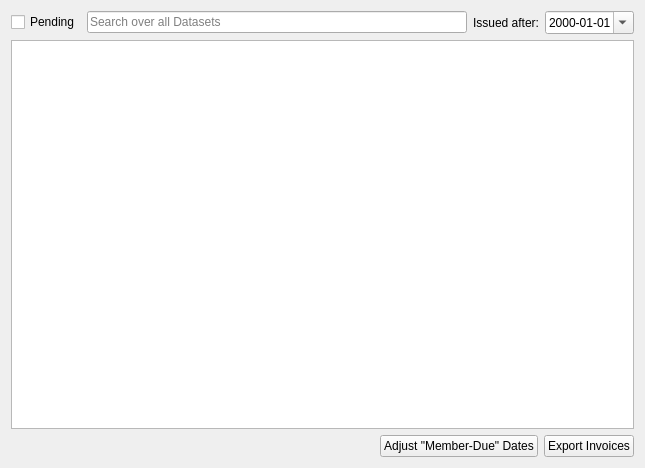
Above: forms/sentbills.ui from LukyLuke/PiTres before the change. Below: the same form after it.
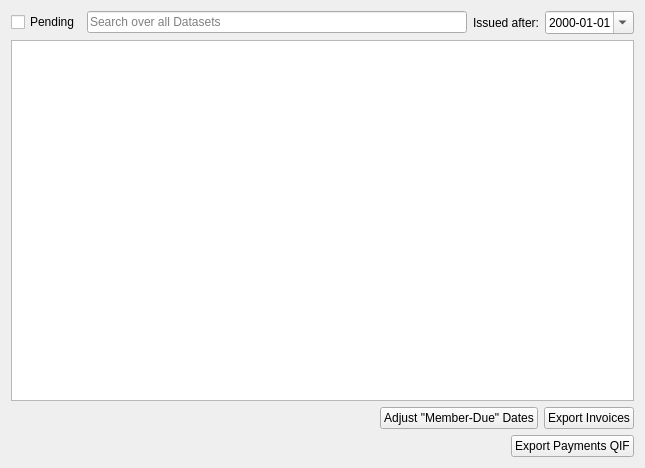
That is the form after the change.

Commit message: QIF-Export for Cash-Payments added on Payment-List and type (employeeType) added on PPSPerson

The edit to the form file:
```diff
--- a/forms/sentbills.ui
+++ b/forms/sentbills.ui
@@ -105,6 +105,30 @@
      </item>
     </layout>
    </item>
+   <item>
+    <layout class="QHBoxLayout" name="horizontalLayout_3">
+     <item>
+      <spacer name="horizontalSpacer_2">
+       <property name="orientation">
+        <enum>Qt::Horizontal</enum>
+       </property>
+       <property name="sizeHint" stdset="0">
+        <size>
+         <width>40</width>
+         <height>20</height>
+        </size>
+       </property>
+      </spacer>
+     </item>
+     <item>
+      <widget class="QPushButton" name="btnPaymentsExport">
+       <property name="text">
+        <string>Export Payments QIF</string>
+       </property>
+      </widget>
+     </item>
+    </layout>
+   </item>
   </layout>
  </widget>
  <resources/>
```
The commit also changes 6 other files.
